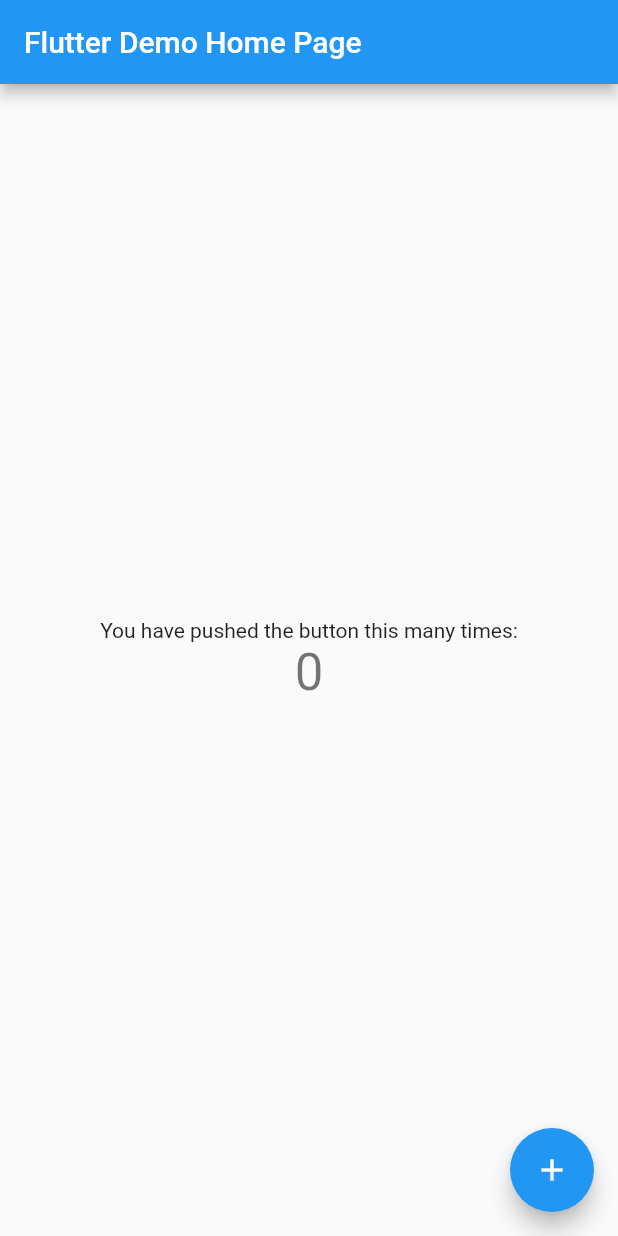
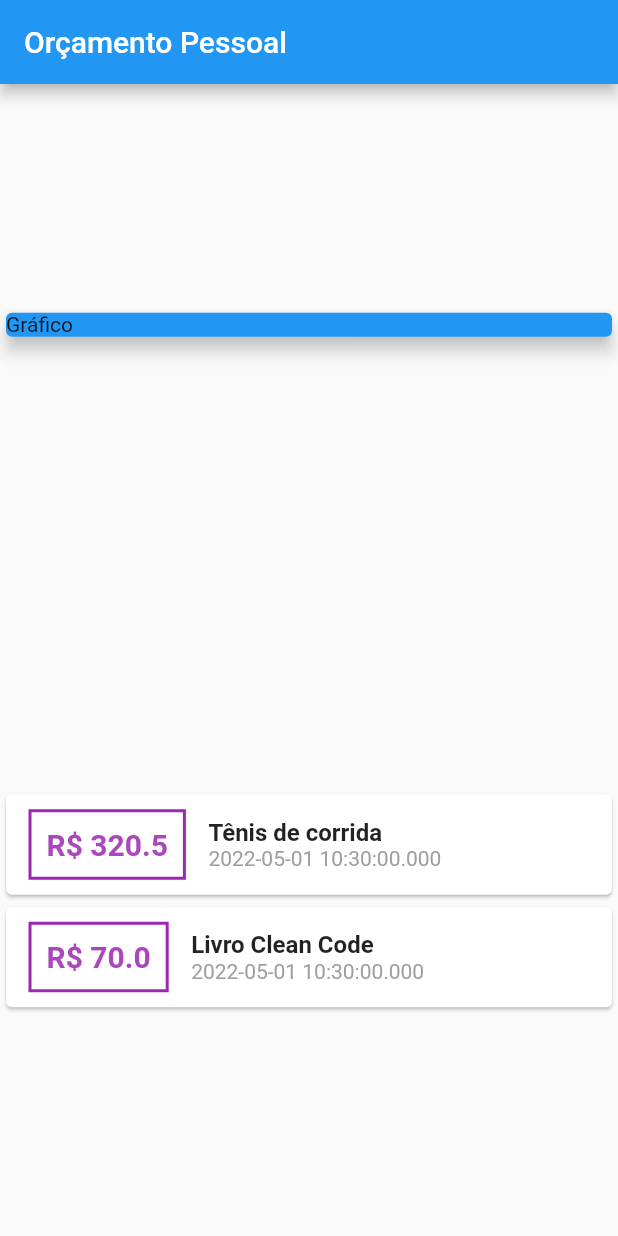
Before and after one commit to vinicim/my_budget_flutter, a Flutter app: the screen it shows after launch, on a phone screen of 412 x 824 dp. Run offline on Flutter 3.47's test engine with Material 2 defaults, Android fonts, the phone set to English and light mode, and no system bars.

Commit message:
criação de dois widgets(stateless) principais; no segundo widget de transações foi definida sua estrutura

```diff
--- a/lib/main.dart
+++ b/lib/main.dart
@@ -1,115 +1,86 @@
+import 'package:flutter/cupertino.dart';
 import 'package:flutter/material.dart';
+import 'package:my_budget_flutter/model/transaction.dart';
 
-void main() {
-  runApp(const MyApp());
+void main(List<String> args) {
+  runApp(BudgetApp());
 }
 
-class MyApp extends StatelessWidget {
-  const MyApp({Key? key}) : super(key: key);
-
-  // This widget is the root of your application.
+class BudgetApp extends StatelessWidget {
   @override
   Widget build(BuildContext context) {
-    return MaterialApp(
-      title: 'Flutter Demo',
-      theme: ThemeData(
-        // This is the theme of your application.
-        //
-        // Try running your application with "flutter run". You'll see the
-        // application has a blue toolbar. Then, without quitting the app, try
-        // changing the primarySwatch below to Colors.green and then invoke
-        // "hot reload" (press "r" in the console where you ran "flutter run",
-        // or simply save your changes to "hot reload" in a Flutter IDE).
-        // Notice that the counter didn't reset back to zero; the application
-        // is not restarted.
-        primarySwatch: Colors.blue,
-      ),
-      home: const MyHomePage(title: 'Flutter Demo Home Page'),
+    return MaterialApp(home: HomePage());
+  }
+}
+
+class HomePage extends StatelessWidget {
+  final _transactions = [
+    Transaction(
+        id: 't1',
+        title: 'Tênis de corrida',
+        value: 320.5,
+        date: DateTime.now()),
+    Transaction(
+        id: 't2', title: 'Livro Clean Code', value: 70.0, date: DateTime.now())
+  ];
+
+  @override
+  Widget build(BuildContext context) {
+    return Scaffold(
+      appBar: AppBar(title: Text('Orçamento Pessoal')),
+      body: Column(
+          mainAxisAlignment: MainAxisAlignment.spaceAround,
+          crossAxisAlignment: CrossAxisAlignment.stretch,
+          children: <Widget>[
+            Container(
+              width: double.infinity,
+              child: Card(
+                color: Colors.blue,
+                elevation: 5,
+                child: Text('Gráfico'),
+              ),
+            ),
+            Column(
+                children: _transactions
+                    .map((tr) => Card(
+                            child: Row(
+                          children: [
+                            Container(
+                              margin: EdgeInsets.symmetric(
+                                  horizontal: 15, vertical: 10),
+                              decoration: BoxDecoration(
+                                border:
+                                    Border.all(color: Colors.purple, width: 2),
+                              ),
+                              padding: EdgeInsets.all(10),
+                              child: Text(
+                                'R\$ ${tr.value.toString()}',
+                                style: TextStyle(
+                                    fontWeight: FontWeight.bold,
+                                    fontSize: 20,
+                                    color: Colors.purple[400]),
+                              ),
+                            ),
+                            Column(
+                              crossAxisAlignment: CrossAxisAlignment.start,
+                              children: [
+                                Text(
+                                  tr.title,
+                                  textAlign: TextAlign.left,
+                                  style: TextStyle(
+                                      fontWeight: FontWeight.bold,
+                                      fontSize: 16),
+                                ),
+                                Text(
+                                  tr.date.toString(),
+                                  style: TextStyle(color: Colors.grey),
+                                ),
+                              ],
+                            )
+                          ],
+                        )))
+                    .toList())
+          ]),
     );
   }
 }
-
-class MyHomePage extends StatefulWidget {
-  const MyHomePage({Key? key, required this.title}) : super(key: key);
-
-  // This widget is the home page of your application. It is stateful, meaning
-  // that it has a State object (defined below) that contains fields that affect
-  // how it looks.
-
-  // This class is the configuration for the state. It holds the values (in this
-  // case the title) provided by the parent (in this case the App widget) and
-  // used by the build method of the State. Fields in a Widget subclass are
-  // always marked "final".
-
-  final String title;
-
-  @override
-  State<MyHomePage> createState() => _MyHomePageState();
-}
-
-class _MyHomePageState extends State<MyHomePage> {
-  int _counter = 0;
-
-  void _incrementCounter() {
-    setState(() {
-      // This call to setState tells the Flutter framework that something has
-      // changed in this State, which causes it to rerun the build method below
-      // so that the display can reflect the updated values. If we changed
-      // _counter without calling setState(), then the build method would not be
-      // called again, and so nothing would appear to happen.
-      _counter++;
-    });
-  }
-
-  @override
-  Widget build(BuildContext context) {
-    // This method is rerun every time setState is called, for instance as done
-    // by the _incrementCounter method above.
-    //
-    // The Flutter framework has been optimized to make rerunning build methods
-    // fast, so that you can just rebuild anything that needs updating rather
-    // than having to individually change instances of widgets.
-    return Scaffold(
-      appBar: AppBar(
-        // Here we take the value from the MyHomePage object that was created by
-        // the App.build method, and use it to set our appbar title.
-        title: Text(widget.title),
-      ),
-      body: Center(
-        // Center is a layout widget. It takes a single child and positions it
-        // in the middle of the parent.
-        child: Column(
-          // Column is also a layout widget. It takes a list of children and
-          // arranges them vertically. By default, it sizes itself to fit its
-          // children horizontally, and tries to be as tall as its parent.
-          //
-          // Invoke "debug painting" (press "p" in the console, choose the
-          // "Toggle Debug Paint" action from the Flutter Inspector in Android
-          // Studio, or the "Toggle Debug Paint" command in Visual Studio Code)
-          // to see the wireframe for each widget.
-          //
-          // Column has various properties to control how it sizes itself and
-          // how it positions its children. Here we use mainAxisAlignment to
-          // center the children vertically; the main axis here is the vertical
-          // axis because Columns are vertical (the cross axis would be
-          // horizontal).
-          mainAxisAlignment: MainAxisAlignment.center,
-          children: <Widget>[
-            const Text(
-              'You have pushed the button this many times:',
-            ),
-            Text(
-              '$_counter',
-              style: Theme.of(context).textTheme.headline4,
-            ),
-          ],
-        ),
-      ),
-      floatingActionButton: FloatingActionButton(
-        onPressed: _incrementCounter,
-        tooltip: 'Increment',
-        child: const Icon(Icons.add),
-      ), // This trailing comma makes auto-formatting nicer for build methods.
-    );
-  }
-}
--- /dev/null
+++ b/lib/model/transaction.dart
@@ -0,0 +1,12 @@
+class Transaction {
+  final String id;
+  final double value;
+  final String title;
+  final DateTime date;
+
+  Transaction(
+      {required this.id,
+      required this.value,
+      required this.title,
+      required this.date});
+}
```
Also changed, not shown: 1 other file.
